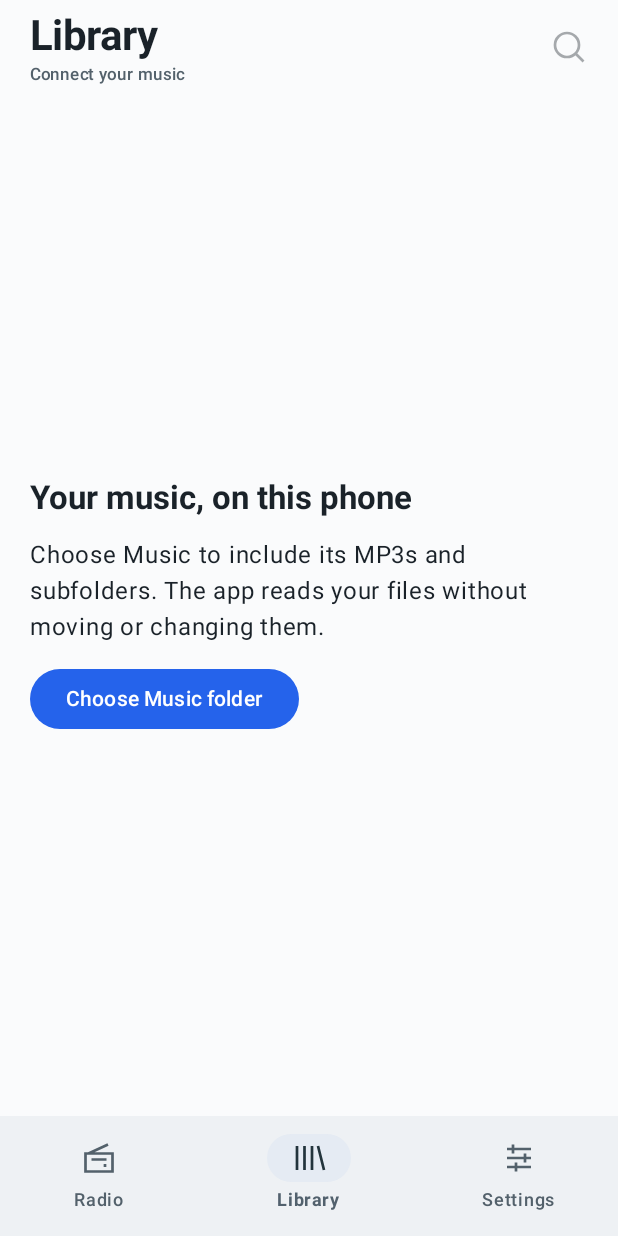
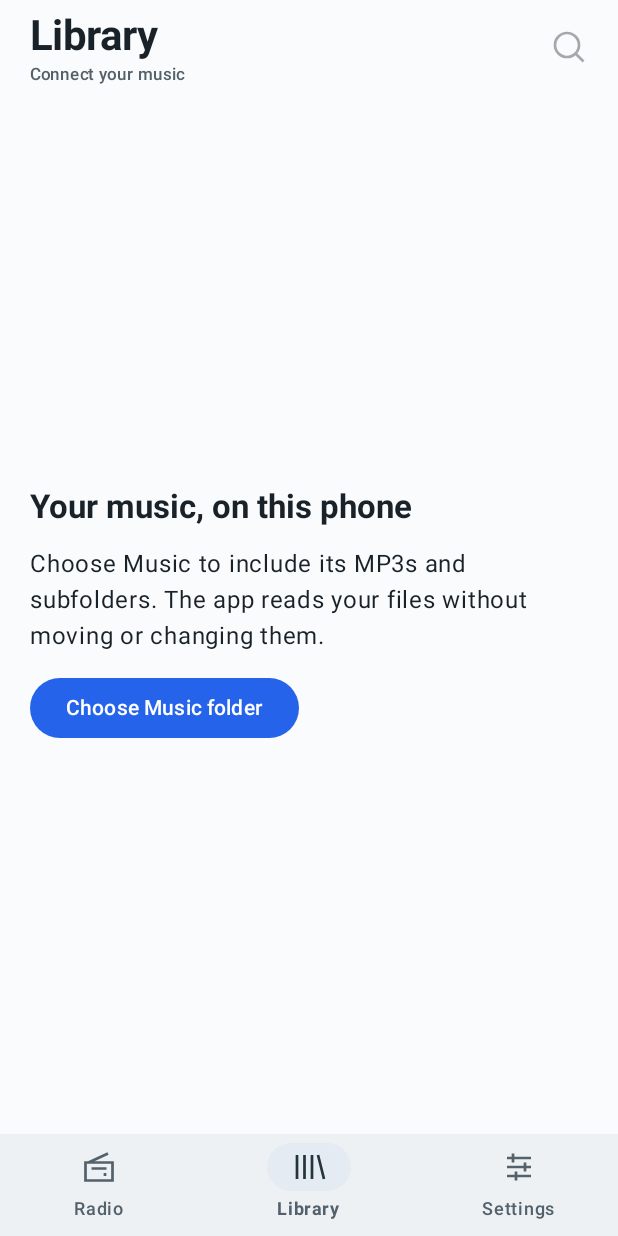
Before and after one commit to kyle2363/radio, an Android app built with Jetpack Compose: the screen it shows after launch (MainActivity), on a phone screen of 412 x 824 dp. Run offline under Robolectric (Android 15) with nearby library versions, the phone set to English and light mode, and no system bars; our stand-ins replace Room's generated code; pictures from the network do not load; 1 statement that could not run was skipped.

Commit message:
fix: tweak visuals and ui

```diff
--- a/android/app/src/main/java/dev/radio/mobile/recommendation/RadioRepository.kt
+++ b/android/app/src/main/java/dev/radio/mobile/recommendation/RadioRepository.kt
@@ -22,7 +22,7 @@ import org.json.JSONObject
 data class RadioSuggestion(val song:LocalSong,val pick:RadioPick)
 data class RadioInputToken(val library:LibraryState,val mappings:JournalIdentityProvider.MappingSnapshot,val feedback:ListeningJournalState,val mood:String,val exploration:Double,val vibe:String?,val current:String?,val queueRevision:Long,val playOrder:List<String>,val policyRevision:Long,val bootstrap:Set<String>,val legacyVectorSnapshot:String?,val syncRevision:Long=0,val syncEpoch:Long=0)
 data class RadioBatch(val suggestions:List<RadioSuggestion>,val token:RadioInputToken)
-data class RadioState(val loaded:Boolean=false,val busy:Boolean=false,val suggestions:List<RadioSuggestion> = emptyList(),val mood:String="neutral",val exploration:Double=.3,val matched:Int=0,val localOnly:Int=0,val status:String="Loading local Radio…",val error:String?=null,val vibeLocalId:String?=null,val vibeUntil:Long=0,val vibeSongsLeft:Int=0,val generation:Long=0,val vibeAvailable:Boolean=false,
+data class RadioState(val loaded:Boolean=false,val busy:Boolean=false,val suggestions:List<RadioSuggestion> = emptyList(),val mood:String="neutral",val exploration:Double=.3,val matched:Int=0,val localOnly:Int=0,val status:String="Loading local Radio…",val error:String?=null,val vibeLocalId:String?=null,val vibeUntil:Long=0,val vibeSongsLeft:Int=0,val generation:Long=0,val vibeAvailable:Boolean=false,val vibeReason:String?=null,
     val diagnostics:RadioDiagnostics=RadioDiagnostics(),val bootstrapLocalIds:Set<String> = emptySet(),val bootstrapCandidates:Set<String> = emptySet(),val bootstrapDismissed:Boolean=false,
     val suggestionAnchorTitle:String?=null,val catalogSnapshot:String?=null,val legacyVectorTracks:Int=0,val legacyVectorsEnabled:Boolean=false)
 
@@ -327,8 +327,10 @@ class RadioRepository internal constructor(context:Context,private val db:Librar
             if(!valid(inputs) || db.catalogs().latest()!=record){mutable.update{it.copy(busy=false)};refresh();return@withLock null}
             sharedExcludedLocalIds=sharedExclusions
             val status=when{available.isEmpty()->"Choose music in Library to start Radio.";damaged->"Local recommendations · imported vectors need reimport";record==null->"Local recommendations · no catalog imported";accepted.isEmpty()->"Local recommendations · match songs to use imported metadata";legacyVectorTracks>0 && !legacyEnabled && diagnostics.textVectorTracks+diagnostics.audioVectorTracks==0->"Similarity is off · desktop vectors have unrecorded model provenance";legacyEnabled->"${accepted.size} matched · using legacy desktop similarity";else->"${accepted.size} matched · ${available.size-accepted.size} local only"}
-            val vibeAvailable=accepted[playback.currentId]?.let{sid->vectors.any{it.songId==sid}}==true
-            mutable.update{it.copy(loaded=true,busy=false,suggestions=if(publishPreview)suggestions else it.suggestions,suggestionAnchorTitle=if(publishPreview)available.firstOrNull{song->song.id==anchorLocalId}?.title else it.suggestionAnchorTitle,mood=effectiveMood,matched=accepted.size,localOnly=available.size-accepted.size,status=status,error=if(publishPreview && suggestions.size<count && previewExclusions.isNotEmpty())"Not enough different eligible songs for a full preview." else null,generation=it.generation+1,vibeAvailable=vibeAvailable,
+            val currentSid=accepted[playback.currentId]
+            val vibeAvailable=currentSid?.let{sid->vectors.any{it.songId==sid}}==true
+            val vibeReason=when{vibeAvailable->null;playback.currentId==null->"Play a song to use Vibe lock.";record==null->"Vibe lock needs an imported desktop catalog.";damaged->"Vibe lock needs the catalog reimported.";accepted.isEmpty()->"No songs are matched to the current catalog. Run matching again.";currentSid==null->"This song isn't matched to the desktop catalog.";vectors.isEmpty()->"The catalog has no similarity data the phone can use.";else->"The desktop catalog has no similarity data for this song."}
+            mutable.update{it.copy(loaded=true,busy=false,suggestions=if(publishPreview)suggestions else it.suggestions,suggestionAnchorTitle=if(publishPreview)available.firstOrNull{song->song.id==anchorLocalId}?.title else it.suggestionAnchorTitle,mood=effectiveMood,matched=accepted.size,localOnly=available.size-accepted.size,status=status,error=if(publishPreview && suggestions.size<count && previewExclusions.isNotEmpty())"Not enough different eligible songs for a full preview." else null,generation=it.generation+1,vibeAvailable=vibeAvailable,vibeReason=vibeReason,
                 diagnostics=diagnostics,bootstrapCandidates=bootstrapCandidates,
                 bootstrapLocalIds=if(diagnostics.hasUsableTaste)emptySet() else it.bootstrapLocalIds.intersect(bootstrapCandidates),
                 catalogSnapshot=if(damaged)null else record?.manifestSha256,legacyVectorTracks=legacyVectorTracks,legacyVectorsEnabled=legacyEnabled)}
--- a/android/app/src/main/java/dev/radio/mobile/ui/RadioApp.kt
+++ b/android/app/src/main/java/dev/radio/mobile/ui/RadioApp.kt
@@ -207,10 +207,16 @@ fun RadioApp(repository: LibraryRepository = LibraryRepository.get(LocalContext.
                     Column(Modifier.weight(1f).padding(start = if (!showBack) 12.dp else 0.dp)) {
                         Text(if (page == "Library" && category == "Playlists" && playlistId != null) playlists.playlists.firstOrNull { it.id == playlistId }?.name ?: "Playlist" else if (page == "Library" && folder != null) library.folders.firstOrNull { it.id == folder }?.name ?: "Folder" else if (page == "Now playing" && showQueue) "Queue" else page, style = if (page == "Now playing") MaterialTheme.typography.titleMedium else if (page in tabPages && !showBack) MaterialTheme.typography.headlineMedium else MaterialTheme.typography.titleLarge, maxLines = 1, overflow = TextOverflow.Ellipsis)
                         if (page == "Now playing" && audio.radioActive) OnAirPill("On air · ${if (radio.vibeLocalId != null) "Vibe locked" else moodLabel(radio.mood)}", Modifier.padding(top = 2.dp))
+                        else if (page == "Radio") Text(when {
+                            library.accessLost -> "Music folder access was lost"
+                            library.scanning -> "Scanning your library…"
+                            radio.loaded -> "%,d songs ready on this phone".format(radio.diagnostics.eligibleTracks)
+                            else -> radio.status
+                        }, style = MaterialTheme.typography.labelSmall, color = if (library.accessLost) MaterialTheme.colorScheme.error else MaterialTheme.colorScheme.onSurfaceVariant, modifier = Modifier.testTag("radio-status"))
                         else Text(if (page == "Now playing") audio.source.ifBlank{"Local music"} else if (page == "Library" && category == "Playlists" && playlistId != null) "${playlists.songIds(playlistId!!).size} songs · Playlist" else if (library.scanning) "Scanning…" else if (library.root == null) "Connect your music" else "${library.songs.count { it.available }} MP3s", style = MaterialTheme.typography.labelSmall, color = MaterialTheme.colorScheme.onSurfaceVariant)
                     }
+                    if (page == "Radio" && audio.radioActive) IconButton(onClick = { openTune = true }, modifier = Modifier.testTag("tune-radio")) { RadioIcon(Symbol.Settings, "Tune station") }
                     if (page == "Library") {
-                        if (library.root != null) IconButton(onClick = { repository.rescan() }, enabled = !library.scanning && !library.loading) { RadioIcon(Symbol.Refresh, "Rescan library") }
                         IconButton(onClick = { query = ""; navigate("Search") }, enabled = library.root != null) { RadioIcon(Symbol.Search, "Search library") }
                     }
                     if (page == "Now playing" && !showQueue && !audio.radioActive) IconButton(onClick = { minimal = !minimal; prefs.edit().putBoolean("minimal", minimal).apply() }) {
@@ -242,14 +248,14 @@ fun RadioApp(repository: LibraryRepository = LibraryRepository.get(LocalContext.
                 }
             },
             bottomBar = {
-                if (page != "Search" && page != "Now playing") Column {
+                if (page != "Search" && page != "Now playing") Column(Modifier.background(MaterialTheme.colorScheme.surfaceContainer)) {
                     if (song != null && audio.radioActive) StationMiniPlayer(song, "On air · ${if (radio.vibeLocalId != null) "Vibe locked" else moodLabel(radio.mood)}", audio.playWhenReady,
                         canPlay = !library.accessLost && song.available, canNext = audio.canNext, onOpen = { navigate("Now playing") }, onToggle = { playback.toggle() }, onNext = { playback.next() }, mood = radio.mood)
                     // Normal playback: a tonal pill in the app's own palette. The mood-coloured pill above means "on air".
-                    else if (song != null) Surface(color = MaterialTheme.colorScheme.primaryContainer, contentColor = MaterialTheme.colorScheme.onPrimaryContainer, shape = RoundedCornerShape(34.dp),
-                        modifier = Modifier.fillMaxWidth().padding(horizontal = 12.dp, vertical = 6.dp)) {
+                    else if (song != null) Surface(color = MaterialTheme.colorScheme.primaryContainer, contentColor = MaterialTheme.colorScheme.onPrimaryContainer, shape = RoundedCornerShape(18.dp),
+                        modifier = Modifier.fillMaxWidth().padding(horizontal = 4.dp, vertical = 4.dp)) {
                         Row(Modifier.padding(start = 12.dp, end = 6.dp).heightIn(min = 64.dp), verticalAlignment = Alignment.CenterVertically) {
-                            Artwork(40)
+                            Box(Modifier.clickable(role = Role.Button, onClickLabel = "Open player") { navigate("Now playing") }) { Artwork(40) }
                             Column(Modifier.weight(1f).clickable(role = Role.Button, onClickLabel = "Open player") { navigate("Now playing") }.padding(horizontal = 12.dp, vertical = 8.dp)) {
                                 Text(song.title, maxLines = 1, overflow = TextOverflow.Ellipsis, style = MaterialTheme.typography.titleSmall)
                                 Text("${audio.status} · ${song.artist}", maxLines = 1, overflow = TextOverflow.Ellipsis, style = MaterialTheme.typography.bodySmall)
@@ -258,7 +264,7 @@ fun RadioApp(repository: LibraryRepository = LibraryRepository.get(LocalContext.
                             IconButton(onClick = { playback.next() }, enabled = audio.canNext, modifier = Modifier.testTag("mini-next")) { RadioIcon(Symbol.Next, "Next song") }
                         }
                     }
-                    NavigationBar(containerColor = MaterialTheme.colorScheme.surfaceContainer) {
+                    NavigationBar(containerColor = MaterialTheme.colorScheme.surfaceContainer, windowInsets = WindowInsets(0), modifier = Modifier.navigationBarsPadding().height(68.dp)) {
                         destinations.forEach { (label, symbol) ->
                             val selected = page == label || label == "Settings" && page in listOf("Server", "Matching")
                             NavigationBarItem(selected = selected, onClick = { navigate(label) }, modifier = Modifier.testTag("nav-$label"), icon = { RadioIcon(symbol) },
@@ -278,7 +284,7 @@ fun RadioApp(repository: LibraryRepository = LibraryRepository.get(LocalContext.
                 "Radio" -> RadioContent(radio,repository.radio,audio,playback,library,onLibrary={navigate("Library")},onPlayer={navigate("Now playing")},connected=connected,modifier=Modifier.padding(insets),
                     paired=paired,onChooseFolder={chooseFolder()},onRescan={repository.rescan()},onFullQueue={showQueue=true;navigate("Now playing")},onEnd={endSheet=true},openTune=openTune,onTuneOpened={openTune=false},onServer={navigate("Server")})
                 "Search" -> Column(Modifier.padding(insets).imePadding()) {
-                    OutlinedTextField(query, onValueChange = { query = it }, placeholder = { Text("Search songs and filenames") }, singleLine = true, modifier = Modifier.fillMaxWidth().padding(horizontal = 16.dp, vertical = 8.dp).testTag("search-input"))
+                    OutlinedTextField(query, onValueChange = { query = it }, placeholder = { Text("Search songs and filenames") }, singleLine = true, shape = RoundedCornerShape(28.dp), leadingIcon = { RadioIcon(Symbol.Search) }, modifier = Modifier.fillMaxWidth().padding(horizontal = 16.dp, vertical = 8.dp).testTag("search-input"))
                     val results = remember(songs, query) { songs.filter { query.isNotBlank() && (it.title + " " + it.fileName + " " + it.folderPath).contains(query, ignoreCase = true) } }
                     LazyColumn { items(results, key = { it.id }) { item ->
                         LibraryRow(item.title, songSubtitle(item), Symbol.Music, trailing = { SongActions(item, ::songAction) }) { focus.clearFocus(); keyboard?.hide(); if (playSong(item, results, "Search results")) navigate("Now playing") }
@@ -289,12 +295,13 @@ fun RadioApp(repository: LibraryRepository = LibraryRepository.get(LocalContext.
                     audio.error?.let { Text(it, color = MaterialTheme.colorScheme.error, modifier = Modifier.padding(bottom = 12.dp)) }
                     Text("Choose a song from your library.")
                     TextButton(onClick = { navigate("Library") }) { Text("Browse music") }
-                } else BoxWithConstraints(Modifier.padding(insets).consumeWindowInsets(insets).fillMaxSize()) {
-                    val compact = maxHeight < 520.dp
+                } else BoxWithConstraints(Modifier.consumeWindowInsets(insets).fillMaxSize()) {
+                    // The backdrop fills the whole screen (behind the transparent top bar); only the content is inset.
+                    val compact = maxHeight - insets.calculateTopPadding() - insets.calculateBottomPadding() < 520.dp
                     // On air the glow takes the station's mood colour; normal playback keeps the palette colour.
                     PlayerBackground(PlayerBackdrop.entries.firstOrNull { it.name == backdrop } ?: PlayerBackdrop.Animated, audio.isPlaying, Modifier.matchParentSize(),
                         tint = if (audio.radioActive) Color(MoodColors.of(radio.mood).field) else null)
-                    Column(Modifier.fillMaxSize().navigationBarsPadding()) {
+                    Column(Modifier.fillMaxSize().padding(insets).navigationBarsPadding()) {
                         if (audio.radioActive && !showQueue) {
                             val options = dev.radio.mobile.recommendation.ConnectedPolicy.visibleOptions(connected, audio.currentId, audio.radioActive, audio.playOrder.toSet(), repository.radio::isDisliked) { id -> library.songs.any { it.id == id && it.available } }
                             RadioNowPlaying(audio, song, radio, position, liked, feedbackReady = journal.feedbackLoaded && journal.pendingWrites == 0, canRead = !library.accessLost && song.available,
@@ -319,7 +326,7 @@ fun RadioApp(repository: LibraryRepository = LibraryRepository.get(LocalContext.
                                     FilterChip(liked, onClick = { repository.journal.setFavorite(song, !liked) }, enabled = journal.feedbackLoaded && journal.pendingWrites == 0,
                                         modifier = Modifier.testTag("favorite-song"), label = { Text(if (liked) "Liked" else "Like", fontWeight = if (liked) FontWeight.Bold else FontWeight.Normal) },
                                         colors = FilterChipDefaults.filterChipColors(selectedContainerColor = MaterialTheme.colorScheme.primary, selectedLabelColor = MaterialTheme.colorScheme.onPrimary, selectedLeadingIconColor = MaterialTheme.colorScheme.onPrimary),
-                                        leadingIcon = { RadioIcon(Symbol.Heart) })
+                                        leadingIcon = { RadioIcon(if (liked) Symbol.HeartFilled else Symbol.Heart) })
                                 }
                                 if (!minimal) {
                                     HorizontalDivider(Modifier.padding(top = 8.dp))
--- a/android/app/src/main/java/dev/radio/mobile/ui/RadioIcon.kt
+++ b/android/app/src/main/java/dev/radio/mobile/ui/RadioIcon.kt
@@ -32,6 +32,7 @@ enum class Symbol(val path: String, val filled: Boolean = false) {
     Settings("M4 6 H20 M4 12 H20 M4 18 H20 M8 3 V9 M16 9 V15 M10 15 V21"),
     Queue("M4 5 H20 M4 10 H20 M4 15 H13 M17 14 L22 18 L17 22 Z"),
     Heart("M12 20 L3 11 C-1 3 8 0 12 7 C16 0 25 3 21 11 Z"),
+    HeartFilled("M12 20 L3 11 C-1 3 8 0 12 7 C16 0 25 3 21 11 Z", true),
     Shuffle("M3 6 H6 C12 6 12 18 18 18 H21 M18 15 L21 18 L18 21 M3 18 H6 C8 18 9 16 10 14 M14 10 C16 6 18 6 21 6 M18 3 L21 6 L18 9"),
     Lock("M4 11 H20 V20 H4 Z M8 11 V8.5 A4 4 0 0 1 16 8.5 V11"),
     Minimize("M4 8 H9 V3 M20 16 H15 V21"),
```
Also changed, not shown: android/app/src/main/java/dev/radio/mobile/ui/IntegratedQueue.kt (+7 -3 lines), android/app/src/main/java/dev/radio/mobile/ui/LibraryContent.kt (+23 -8 lines), android/app/src/main/java/dev/radio/mobile/ui/RadioContent.kt (+1 -15 lines), android/app/src/main/java/dev/radio/mobile/ui/StationUi.kt (+8 -7 lines), 1 other file.
